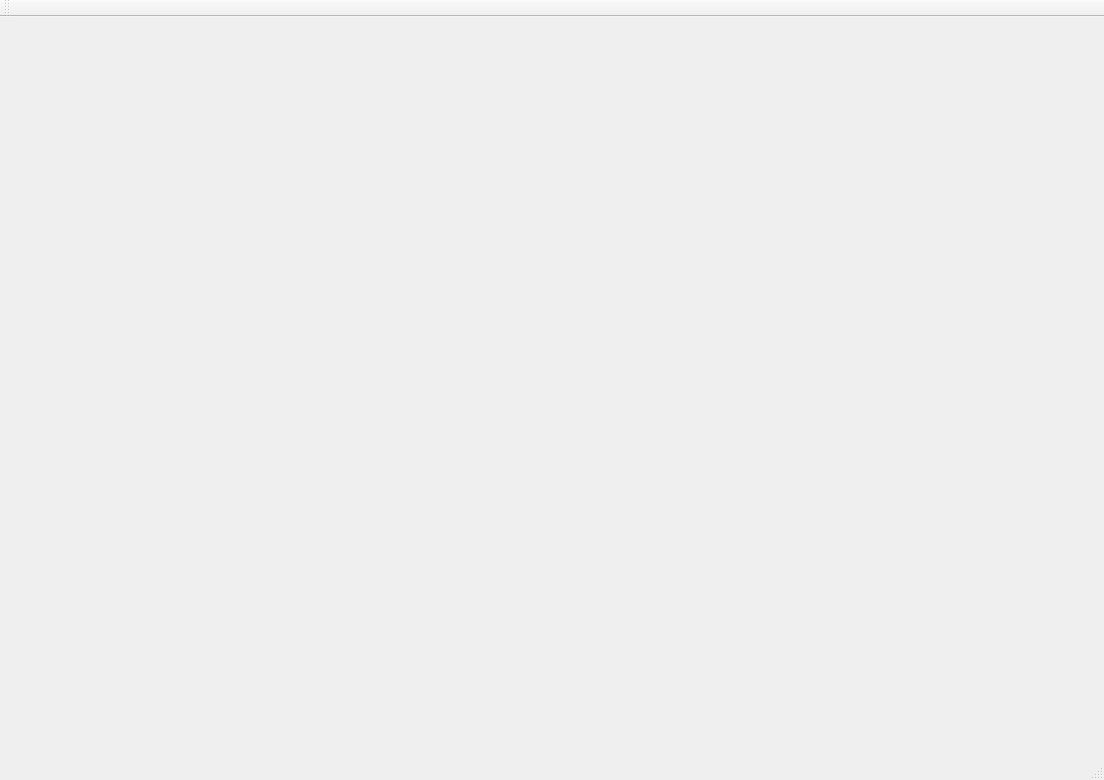
Above: mainwindow.ui from LouisVraie/circuitsCourtsBackOffice before the change. Below: the same form after it.
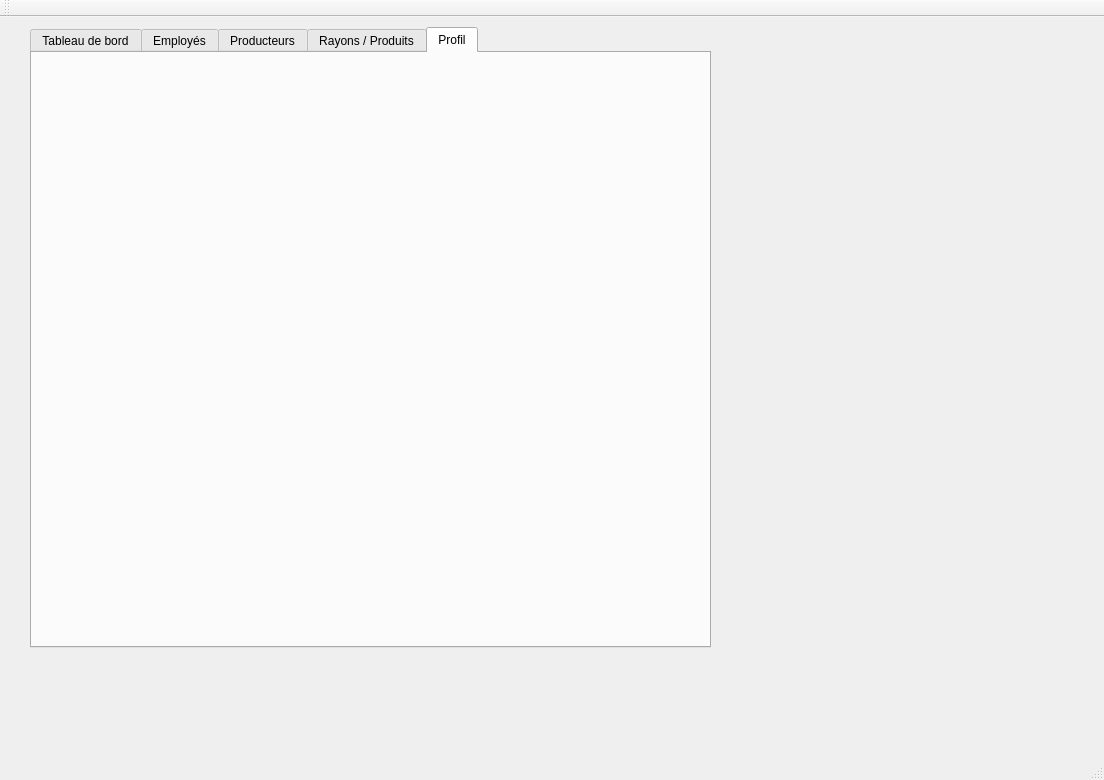
That is the form after the change.

Commit message: création des différents tabs dans mainwindow.ui

The edit to the form file:
```diff
--- a/mainwindow.ui
+++ b/mainwindow.ui
@@ -14,21 +14,43 @@
    <string>MainWindow</string>
   </property>
   <widget class="QWidget" name="centralWidget">
-   <widget class="QStackedWidget" name="stackedWidget">
+   <widget class="QTabWidget" name="tabWidget">
     <property name="geometry">
      <rect>
-      <x>210</x>
-      <y>70</y>
-      <width>731</width>
-      <height>571</height>
+      <x>30</x>
+      <y>10</y>
+      <width>681</width>
+      <height>621</height>
      </rect>
     </property>
     <property name="currentIndex">
      <number>0</number>
     </property>
-    <widget class="QWidget" name="superAdmin"/>
-    <widget class="QWidget" name="administrateur"/>
-    <widget class="QWidget" name="moderateur"/>
+    <widget class="QWidget" name="tab_tableauDeBord">
+     <attribute name="title">
+      <string>Tableau de bord</string>
+     </attribute>
+    </widget>
+    <widget class="QWidget" name="tab_employes">
+     <attribute name="title">
+      <string>Employés</string>
+     </attribute>
+    </widget>
+    <widget class="QWidget" name="tab_producteurs">
+     <attribute name="title">
+      <string>Producteurs</string>
+     </attribute>
+    </widget>
+    <widget class="QWidget" name="tab_rayonsProduits">
+     <attribute name="title">
+      <string>Rayons / Produits</string>
+     </attribute>
+    </widget>
+    <widget class="QWidget" name="tab_profil">
+     <attribute name="title">
+      <string>Profil</string>
+     </attribute>
+    </widget>
    </widget>
   </widget>
   <widget class="QMenuBar" name="menuBar">
```
Left out of the diff: 2 changed lines with no effect on the pictures.
